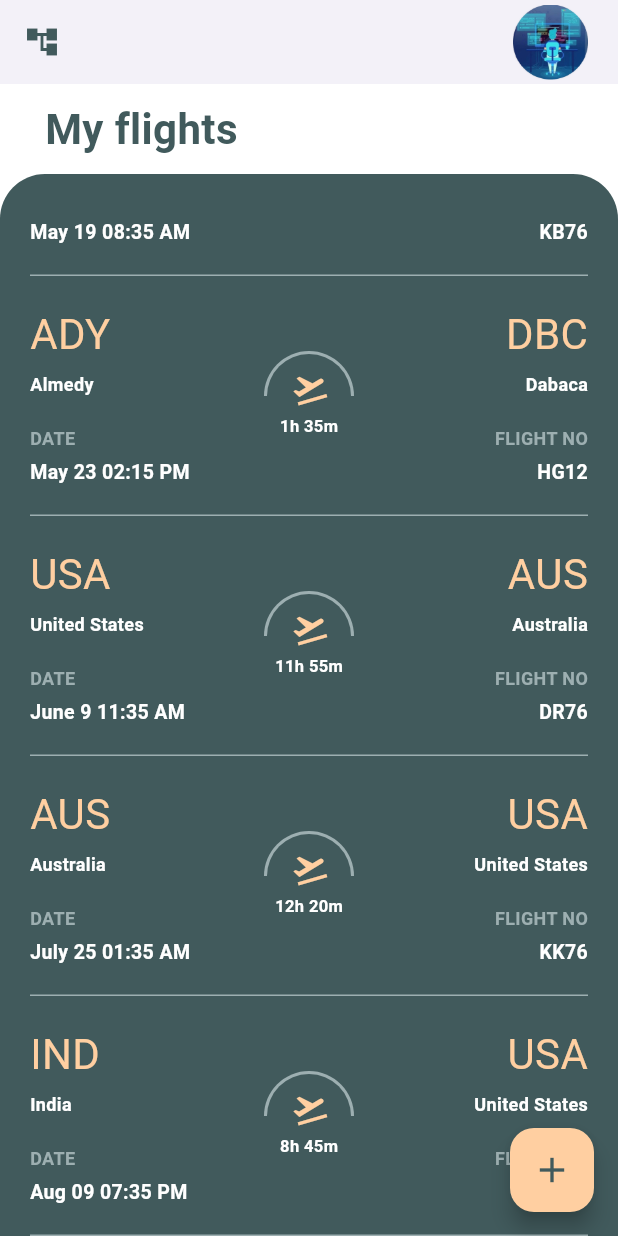
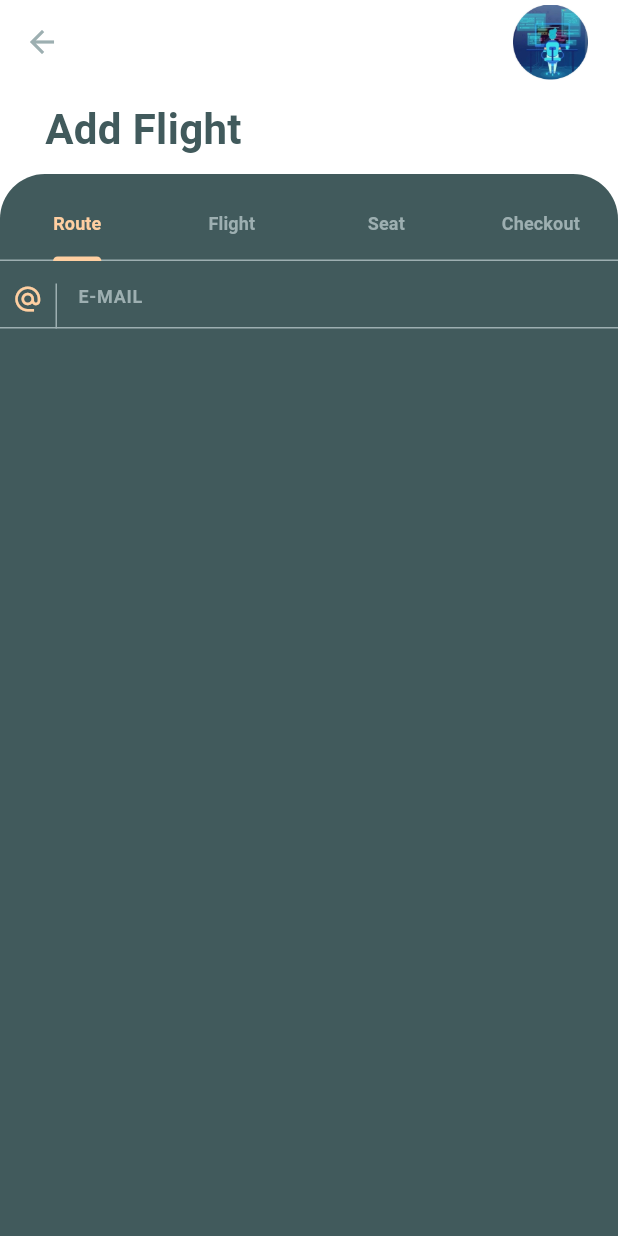
Before and after one commit to Mirzaazmath/flutter_flight_app_ui, a Flutter app: the HomeScreen screen opened directly, scrolled down 122 dp, after a tap on the "add" icon, on a phone screen of 412 x 824 dp. Run offline on Flutter 3.47's test engine with Material 2 defaults, Android fonts, the phone set to English and light mode, and no system bars.

Commit message:
added booking

```diff
--- a/lib/main.dart
+++ b/lib/main.dart
@@ -1,3 +1,4 @@
+import 'package:flight_app_ui/screens/flightBooking/add_flight.dart';
 import 'package:flight_app_ui/screens/splash_screen.dart';
 import 'package:flutter/material.dart';
 
@@ -22,7 +23,8 @@ class MyApp extends StatelessWidget {
         //canvasColor: const Color(0xff597672),
 
       ),
-      home: SplashScreen(),
+      home: AddFlightScreen(),
+    //  SplashScreen(),
     );
   }
 }
--- a/lib/screens/detail_screen.dart
+++ b/lib/screens/detail_screen.dart
@@ -123,7 +123,9 @@ class DetailScreen extends StatelessWidget {
               child: Column(
                 crossAxisAlignment: CrossAxisAlignment.start,
                 children: [
-                 Container(
+                 ShowUpAnimation(
+                   delay: 200,
+                   child: Container(
                      padding: const EdgeInsets.symmetric(horizontal: 20),
                      child: Column(
                        children: [
@@ -213,6 +215,7 @@ class DetailScreen extends StatelessWidget {
                        ],
                      ),
                    ),
+                 ),
 
                   Stack(
                     children: [
@@ -257,16 +260,25 @@ class DetailScreen extends StatelessWidget {
                           ))
                     ],
                   ),
-                  Center(
-                    child: TextUtil(text: "Boarding pass",color: Theme.of(context).primaryColor,weight: true,),
-                  ),
+                  ShowUpAnimation(
+                    delay: 300,
+                    child: Column(
+
+                      children: [
+
+                       Center(child: TextUtil(text: "Boarding pass",color: Theme.of(context).primaryColor,weight: true,)),
                         Center(
                           child: SizedBox(
                             width: 280,
                             height: 100,
                             child: Image.asset("assets/barcode.webp",fit: BoxFit.fill,),
                           ),
-                  )
+                        ),
+
+                      ],
+                    ),
+                  ),
+
                 ],
               ),
 
--- /dev/null
+++ b/lib/screens/flightBooking/add_flight.dart
@@ -0,0 +1,65 @@
+import 'package:flutter/material.dart';
+
+import '../../widgets/text.dart';
+import 'add_flight_tab.dart';
+class AddFlightScreen extends StatelessWidget {
+  const AddFlightScreen({super.key});
+
+  @override
+  Widget build(BuildContext context) {
+    return Scaffold(
+      backgroundColor: Colors.white,
+      appBar: AppBar(
+
+        elevation: 0,
+        leading: GestureDetector(
+            onTap: ()=>Navigator.pop(context),
+            child: Icon(Icons.arrow_back_outlined,color: Theme.of(context).canvasColor,)),
+        actions: [
+          Container(
+            height: 50,
+            width: 50,
+            decoration: BoxDecoration(
+
+                borderRadius: BorderRadius.circular(10),
+                image: const DecorationImage(
+                  image: AssetImage("assets/profile.png"),
+                )
+            ),
+
+          ),
+          const SizedBox(width: 20,),
+        ],
+        backgroundColor: Colors.white,
+      ),
+      body: Column(
+        children: [
+          Container(
+            padding:const  EdgeInsets.symmetric(horizontal: 30,vertical: 10),
+            height: 60,
+            alignment: Alignment.centerLeft,
+            child: TextUtil(text: "Add Flight",color: Theme.of(context).primaryColor,weight: true,size: 28,),
+          ),
+          Expanded(child: Container(
+          //  padding:const  EdgeInsets.symmetric(horizontal: 20),
+            decoration: BoxDecoration(
+                color: Theme.of(context).primaryColor,
+                borderRadius:const  BorderRadius.vertical(top: Radius.circular(30))
+            ),
+            alignment: Alignment.topCenter,
+            child: Padding(
+              padding: const EdgeInsets.only(top: 10),
+              child: TabBarExample(),
+
+
+
+            ),
+
+          ))
+        ],
+      ),
+
+
+    );
+  }
+}
--- /dev/null
+++ b/lib/screens/flightBooking/add_flight_tab.dart
@@ -0,0 +1,77 @@
+import 'package:flight_app_ui/screens/flightBooking/route_screen.dart';
+import 'package:flutter/material.dart';
+
+
+
+
+class TabBarExample extends StatefulWidget {
+  const TabBarExample({super.key});
+
+  @override
+  State<TabBarExample> createState() => _TabBarExampleState();
+}
+
+
+class _TabBarExampleState extends State<TabBarExample>
+    with TickerProviderStateMixin {
+  late final TabController _tabController;
+
+  @override
+  void initState() {
+    super.initState();
+    _tabController = TabController(length: 4, vsync: this);
+  }
+
+  @override
+  void dispose() {
+    _tabController.dispose();
+    super.dispose();
+  }
+
+  @override
+  Widget build(BuildContext context) {
+   return  Column(
+     children: [
+       TabBar(
+         labelStyle:const  TextStyle(fontWeight: FontWeight.bold,fontSize: 12),
+         labelColor: Theme.of(context).indicatorColor,
+         unselectedLabelColor:Theme.of(context).canvasColor,
+         dividerColor: Theme.of(context).canvasColor,
+         indicatorColor:Theme.of(context).indicatorColor,
+         controller: _tabController,
+         tabs: const <Widget>[
+           Tab(
+             icon: Text("Route"),
+           ),
+           Tab(
+             icon:Text("Flight"),
+           ),
+           Tab(
+             icon:Text("Seat"),
+           ),
+           Tab(
+             icon:Text("Checkout"),
+           ),
+         ],
+       ),
+       Expanded(
+         child: TabBarView(
+           controller: _tabController,
+           children: const  <Widget>[
+             RouteScreen(),
+             Center(
+               child: Text("It's rainy here"),
+             ),
+             Center(
+               child: Text("It's sunny here"),
+             ),
+             Center(
+               child: Text("It's sunny here"),
+             ),
+           ],
+         ),
+       ),
+     ],
+   );
+  }
+}
--- /dev/null
+++ b/lib/screens/flightBooking/route_screen.dart
@@ -0,0 +1,36 @@
+import 'package:flutter/material.dart';
+
+import '../../widgets/feild.dart';
+class RouteScreen extends StatefulWidget {
+  const RouteScreen({super.key});
+
+  @override
+  State<RouteScreen> createState() => _RouteScreenState();
+}
+
+class _RouteScreenState extends State<RouteScreen> {
+  TextEditingController _fromController=TextEditingController();
+  TextEditingController _toController=TextEditingController();
+  TextEditingController _dateController=TextEditingController();
+  TextEditingController _travelerController=TextEditingController();
+  TextEditingController _classController=TextEditingController();
+
+
+  @override
+  void dispose() {
+    // TODO: implement dispose
+    super.dispose();
+    _fromController.dispose();
+    _fromController.dispose();
+  }
+  @override
+  Widget build(BuildContext context) {
+    return Column(
+      children: [
+        Field(controller: _fromController, hinttext: "E-MAIL", icon: Icons.alternate_email,),
+        const  SizedBox(height: 20,),
+      ],
+
+    );
+  }
+}
--- a/lib/screens/home_screen.dart
+++ b/lib/screens/home_screen.dart
@@ -1,9 +1,11 @@
 import 'package:flight_app_ui/screens/detail_screen.dart';
+import 'package:flight_app_ui/widgets/animated_route.dart';
 import 'package:flight_app_ui/widgets/show_up_animation.dart';
 import 'package:flight_app_ui/widgets/text.dart';
 import 'package:flutter/material.dart';
 import '../data/flight_data.dart';
 import '../widgets/flight_card.dart';
+import 'flightBooking/add_flight.dart';
 class HomeScreen extends StatelessWidget {
   const HomeScreen({super.key});
 
@@ -69,7 +71,10 @@ class HomeScreen extends StatelessWidget {
       ),
       floatingActionButton: FloatingActionButton(
         backgroundColor: Theme.of(context).indicatorColor,
-        onPressed: () {  },
+        onPressed: () {
+          Navigator.of(context).push(MyCustomAnimatedRoute( enterWidget: AddFlightScreen(),));
+         // Navigator.of(context).push(MaterialPageRoute(builder: (context)=>AddFlightScreen()));
+        },
         child: Icon(Icons.add,size: 28,color: Theme.of(context).primaryColor,),
       ),
 
--- /dev/null
+++ b/lib/widgets/animated_route.dart
@@ -0,0 +1,22 @@
+import 'package:flutter/material.dart';
+class MyCustomAnimatedRoute extends PageRouteBuilder {
+  final Widget enterWidget;
+
+  MyCustomAnimatedRoute({required this.enterWidget})
+      : super(
+    opaque: false,
+    pageBuilder: (context, animation, secondaryAnimation) => enterWidget,
+    transitionDuration:const  Duration(milliseconds: 700),
+    reverseTransitionDuration: const Duration(milliseconds: 500),
+    transitionsBuilder: (context, animation, secondaryAnimation, child) {
+      animation = CurvedAnimation(
+          parent: animation,
+          curve: Curves.fastLinearToSlowEaseIn,
+          reverseCurve: Curves.fastOutSlowIn);
+      return ScaleTransition(
+          alignment:const Alignment(0.8, 0.87),
+          scale: animation,
+          child: child);
+    },
+  );
+}
```
Lines whose indentation alone changed are shown as unchanged.
